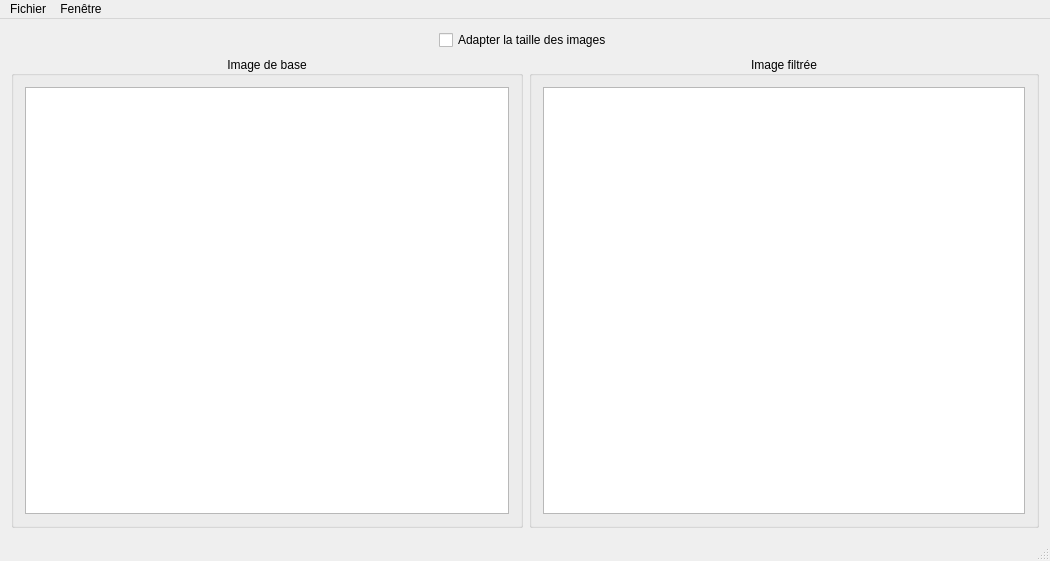
This is ImageFourierTransform/MainWindow.ui in joelrandria/maths_tp2_final as Qt 5 draws it before an edit. The edited form follows.
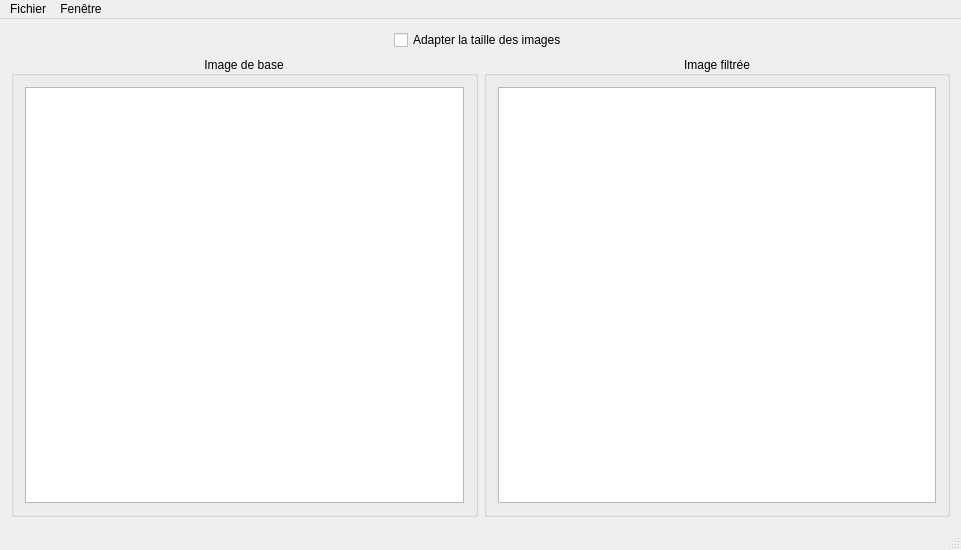
This is the edited form.

Commit message: [Images]  ~ MainWindow: Remise aux mêmes dimensions des images droite et gauche

```diff
--- a/ImageFourierTransform/MainWindow.ui
+++ b/ImageFourierTransform/MainWindow.ui
@@ -6,8 +6,8 @@
    <rect>
     <x>0</x>
     <y>0</y>
-    <width>1050</width>
-    <height>561</height>
+    <width>961</width>
+    <height>550</height>
    </rect>
   </property>
   <property name="windowTitle">
@@ -88,7 +88,7 @@
     <rect>
      <x>0</x>
      <y>0</y>
-     <width>1050</width>
+     <width>961</width>
      <height>25</height>
     </rect>
    </property>
```
